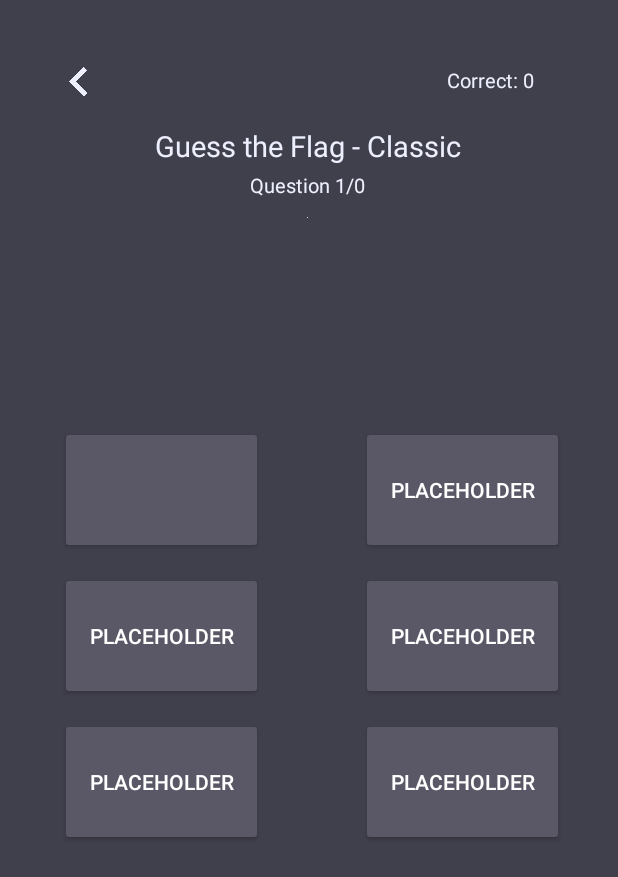
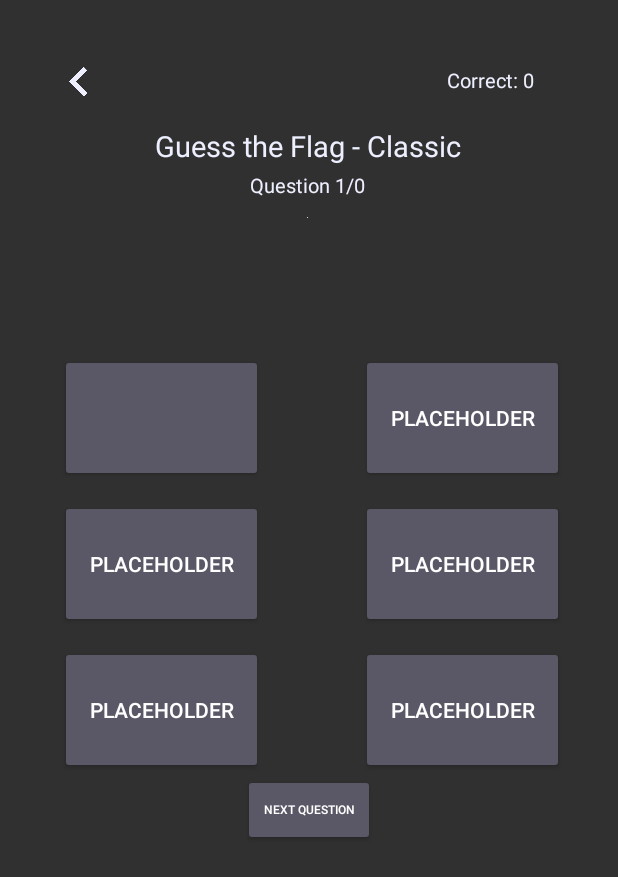
Before and after one commit to Zesshi/Geo.io, an Android app: the GuessTheFlagActivity screen opened directly, with no data from a screen before it, on a phone screen of 412 x 824 dp. Shown: the top 877 px of the screen. Run offline under Robolectric (Android 15) with nearby library versions, the phone set to English and light mode, and no system bars; our stand-ins replace Picasso; pictures from the network do not load; 9 statements that could not run were skipped.

Commit message:
some errors while checking result

```diff
--- a/app/src/main/java/net/ictcampus/geoio/GuessTheFlagActivity.java
+++ b/app/src/main/java/net/ictcampus/geoio/GuessTheFlagActivity.java
@@ -2,6 +2,7 @@ package net.ictcampus.geoio;
 
 import androidx.appcompat.app.AppCompatActivity;
 
+import android.annotation.SuppressLint;
 import android.content.Context;
 import android.content.Intent;
 import android.content.res.ColorStateList;
@@ -47,13 +48,12 @@ public class GuessTheFlagActivity extends AppCompatActivity implements SensorEve
 
     private ImageView flagImg;
 
-    private TextView textView2;
-    private TextView correct;
+    private TextView textView2, correct;
 
     private SensorManager sensorManager;
     private Sensor sensor;
 
-    private Button button1, button2, button3, button4, button5, button6;
+    private Button button1, button2, button3, button4, button5, button6, nextButton, correctButton;
 
     private ArrayList<String> countries = new ArrayList<String>();
     private ArrayList<String> pngURL = new ArrayList<String>();
@@ -63,16 +63,16 @@ public class GuessTheFlagActivity extends AppCompatActivity implements SensorEve
 
     private float currentX, currentY, currentZ, lastX, lastY, lastZ, xDifference, yDifference, zDifference, shakeThreshold = 12f;
 
-    private String country, keepPlaying = "";
+    private String country;
 
     private boolean isAccelerometerSensorAvailable, notFirstTime = false;
 
 
     @Override
     protected void onCreate(Bundle savedInstanceState) {
-        Log.wtf(TAG, "23");
         super.onCreate(savedInstanceState);
         setContentView(R.layout.activity_guess_the_flag);
+
         flagImg = (ImageView) findViewById(R.id.flagImg);
         button1 = (Button) findViewById(R.id.button1);
         button2 = (Button) findViewById(R.id.button2);
@@ -80,6 +80,7 @@ public class GuessTheFlagActivity extends AppCompatActivity implements SensorEve
         button4 = (Button) findViewById(R.id.button4);
         button5 = (Button) findViewById(R.id.button5);
         button6 = (Button) findViewById(R.id.button6);
+        nextButton = (Button) findViewById(R.id.next);
         buttons.add(button1);
         buttons.add(button2);
         buttons.add(button3);
@@ -117,6 +118,16 @@ public class GuessTheFlagActivity extends AppCompatActivity implements SensorEve
             }
         });
 
+        nextButton.setOnClickListener(new View.OnClickListener() {
+            @Override
+            public void onClick(View v) {
+                for (Button button: buttons) {
+                    button.setBackgroundColor(getResources().getColor(R.color.light_grey));
+                }
+                renderGame();
+            }
+        });
+
         for (Button button: buttons) {
             button.setOnClickListener(new View.OnClickListener() {
                 @Override
@@ -128,12 +139,23 @@ public class GuessTheFlagActivity extends AppCompatActivity implements SensorEve
                     realQuestionNumber += 1;
                     textView2.setText("Question " + questionNumber + "/" + countries.size());
                     correct.setText("Correct: " + rightAnswer);
-                    renderGame();
+                    showSolution(button);
                 }
             });
         }
 
         getJson("https://restcountries.com/v3.1/all");
+    }
+
+
+    @SuppressLint("ResourceAsColor")
+    private void showSolution(Button button) {
+        if (button.getText().equals(country)) {
+            button.setBackgroundColor(R.color.green);
+        } else {
+            button.setBackgroundColor(R.color.red);
+            correctButton.setBackgroundColor(R.color.green);
+        }
     }
 
     private void renderGame() {
@@ -167,6 +189,9 @@ public class GuessTheFlagActivity extends AppCompatActivity implements SensorEve
 
         for (Button button : buttons) {
             Integer random = new Random().nextInt(answers.size());
+            if (answers.get(random).equals(country)) {
+                correctButton = button;
+            }
             button.setText(answers.get(random));
             answers.remove(answers.get(random));
         }
@@ -254,6 +279,7 @@ public class GuessTheFlagActivity extends AppCompatActivity implements SensorEve
         });
     }
 
+    @SuppressLint("SetTextI18n")
     public void parseJson(String jsonString) {
         List<HashMap<String, String>> responseImg = new ArrayList<>();
         List<HashMap<String, String>> responseName = new ArrayList<>();
--- a/app/src/main/res/layout/activity_guess_the_flag.xml
+++ b/app/src/main/res/layout/activity_guess_the_flag.xml
@@ -4,7 +4,6 @@
     xmlns:tools="http://schemas.android.com/tools"
     android:layout_width="match_parent"
     android:layout_height="match_parent"
-    android:background="#403F4C"
     tools:context=".GuessTheFlagActivity">
 
 
@@ -142,7 +141,7 @@
         android:id="@+id/button6"
         android:layout_width="135dp"
         android:layout_height="85dp"
-        android:layout_marginTop="284dp"
+        android:layout_marginTop="236dp"
         android:backgroundTint="@color/light_grey"
         android:text=""
         app:iconTint="#5A5766"
@@ -150,4 +149,16 @@
         app:layout_constraintTop_toTopOf="parent"
         tools:ignore="MissingConstraints" />
 
+    <Button
+        android:id="@+id/next"
+        android:layout_width="wrap_content"
+        android:layout_height="wrap_content"
+        android:backgroundTint="@color/light_grey"
+        android:text="Next Question"
+        android:textSize="8sp"
+        app:layout_constraintEnd_toEndOf="parent"
+        app:layout_constraintStart_toStartOf="parent"
+        app:layout_constraintTop_toBottomOf="@+id/button2"
+        tools:ignore="MissingConstraints" />
+
 </androidx.constraintlayout.widget.ConstraintLayout>
```
